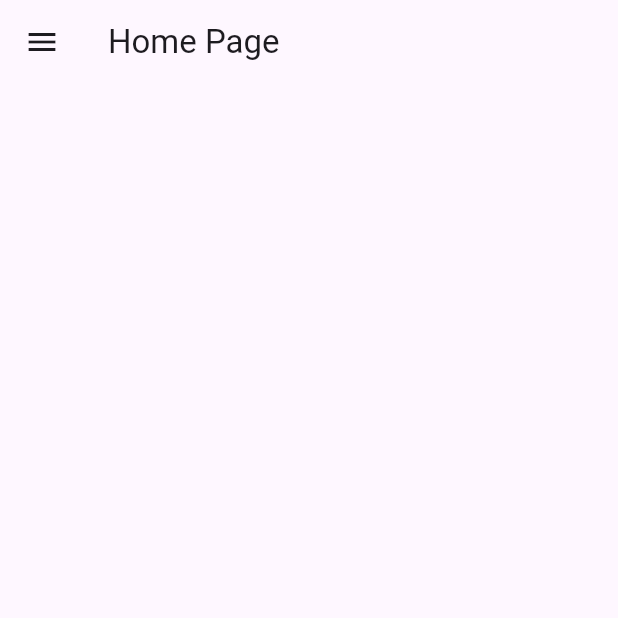
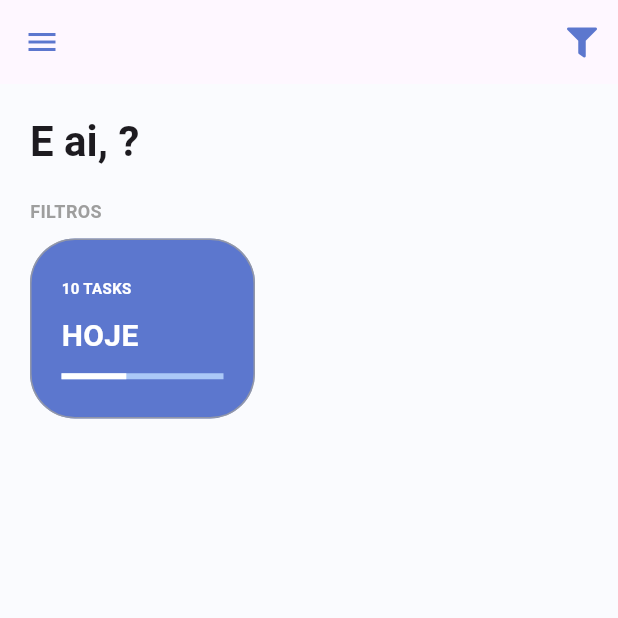
Before and after one commit to luizgfalqueto/todo_list_provider, a Flutter app: the screen it shows once a user with an empty profile is signed in, on a phone screen of 412 x 824 dp, the top half of it. Run offline on Flutter 3.47's test engine with Material 3 defaults, Android fonts, the phone set to English and light mode, and no system bars; our stand-ins replace firebase_auth, firebase_core, google_fonts, google_sign_in, sign_in_button, sqflite and 2 more; missing offline and left inert: flutter_overlay_loader, validatorless; accounts and stored records are empty; network calls fail; Roboto replaces fonts that are missing (Mandali).

Commit message:
feat: home header and filter list layout

```diff
--- a/lib/app/core/ui/todo_list_icons.dart
+++ b/lib/app/core/ui/todo_list_icons.dart
@@ -27,4 +27,5 @@ class TodoListIcons {
 
   static const IconData eye = IconData(0xf06e, fontFamily: _kFontFam, fontPackage: _kFontPkg);
   static const IconData eye_slash = IconData(0xf070, fontFamily: _kFontFam, fontPackage: _kFontPkg);
+  static const IconData filter = IconData(0xf0b0, fontFamily: _kFontFam, fontPackage: _kFontPkg);
 }
--- a/lib/app/modules/home/home_page.dart
+++ b/lib/app/modules/home/home_page.dart
@@ -1,5 +1,9 @@
 import 'package:flutter/material.dart';
+import 'package:todo_list_provider/app/core/ui/them_extensions.dart';
+import 'package:todo_list_provider/app/core/ui/todo_list_icons.dart';
 import 'package:todo_list_provider/app/modules/home/widgets/home_drawer.dart';
+import 'package:todo_list_provider/app/modules/home/widgets/home_filters.dart';
+import 'package:todo_list_provider/app/modules/home/widgets/home_header.dart';
 
 class HomePage extends StatelessWidget {
   const HomePage({super.key});
@@ -8,10 +12,47 @@ class HomePage extends StatelessWidget {
   Widget build(BuildContext context) {
     return Scaffold(
       appBar: AppBar(
-        title: const Text('Home Page'),
+        iconTheme: IconThemeData(color: context.primaryColor),
+        elevation: 0,
+        actions: [
+          PopupMenuButton(
+            icon: const Icon(
+              TodoListIcons.filter,
+              size: 20,
+            ),
+            itemBuilder: (_) => [
+              const PopupMenuItem<bool>(
+                  child: Text('Mostrar tarefas concluídas')),
+            ],
+          )
+        ],
       ),
+      backgroundColor: const Color(0xFFFAFBFE),
       drawer: HomeDrawer(),
-      body: Container(),
+      body: LayoutBuilder(
+        builder: (context, constraints) {
+          return SingleChildScrollView(
+            child: ConstrainedBox(
+              constraints: BoxConstraints(
+                minHeight: constraints.maxHeight,
+                minWidth: constraints.maxWidth,
+              ),
+              child: Container(
+                margin: const EdgeInsets.symmetric(horizontal: 20),
+                child: const IntrinsicHeight(
+                  child: Column(
+                    crossAxisAlignment: CrossAxisAlignment.start,
+                    children: [
+                      HomeHeader(),
+                      HomeFilters()
+                    ],
+                  ),
+                ),
+              ),
+            ),
+          );
+        },
+      ),
     );
   }
 }
--- /dev/null
+++ b/lib/app/modules/home/widgets/home_filters.dart
@@ -0,0 +1,37 @@
+import 'package:flutter/material.dart';
+import 'package:flutter/widgets.dart';
+import 'package:todo_list_provider/app/core/ui/them_extensions.dart';
+import 'package:todo_list_provider/app/modules/home/widgets/todo_card_filter.dart';
+
+class HomeFilters extends StatefulWidget {
+  const HomeFilters({super.key});
+
+  @override
+  State<HomeFilters> createState() => _HomeFiltersState();
+}
+
+class _HomeFiltersState extends State<HomeFilters> {
+  @override
+  Widget build(BuildContext context) {
+    return Column(
+      crossAxisAlignment: CrossAxisAlignment.start,
+      children: [
+        Text(
+          'FILTROS',
+          style: context.titleStyle,
+        ),
+        const SizedBox(
+          height: 10,
+        ),
+        const SingleChildScrollView(
+          scrollDirection: Axis.horizontal,
+          child: Row(
+            children: [
+              TodoCardFilter()
+            ],
+          ),
+        )
+      ],
+    );
+  }
+}
--- /dev/null
+++ b/lib/app/modules/home/widgets/home_header.dart
@@ -0,0 +1,30 @@
+import 'package:flutter/material.dart';
+import 'package:provider/provider.dart';
+import 'package:todo_list_provider/app/core/auth/auth_provider.dart';
+import 'package:todo_list_provider/app/core/ui/them_extensions.dart';
+
+class HomeHeader extends StatelessWidget {
+  const HomeHeader({super.key});
+
+  @override
+  Widget build(BuildContext context) {
+    return Row(
+      children: [
+        Padding(
+          padding: const EdgeInsets.symmetric(vertical: 20),
+          child: Selector<AuthProvider, String>(
+            selector: (context, authProvider) => authProvider.user?.displayName ?? 'Não informado',
+            builder: (_, value, __) {
+              return Text(
+                'E ai, $value?',
+                style: context.textTheme.headlineMedium?.copyWith(
+                  fontWeight: FontWeight.bold,
+                ),
+              );
+            },
+          ),
+        )
+      ],
+    );
+  }
+}
--- /dev/null
+++ b/lib/app/modules/home/widgets/todo_card_filter.dart
@@ -0,0 +1,61 @@
+import 'package:flutter/material.dart';
+import 'package:todo_list_provider/app/core/ui/them_extensions.dart';
+
+class TodoCardFilter extends StatefulWidget {
+  const TodoCardFilter({super.key});
+
+  @override
+  State<TodoCardFilter> createState() => _TodoCardFilterState();
+}
+
+class _TodoCardFilterState extends State<TodoCardFilter> {
+  @override
+  Widget build(BuildContext context) {
+    return Container(
+      constraints: const BoxConstraints(
+        minHeight: 120,
+        maxWidth: 150,
+      ),
+      margin: const EdgeInsets.only(right: 10),
+      padding: const EdgeInsets.all(20),
+      decoration: BoxDecoration(
+          color: context.primaryColor,
+          border: Border.all(
+            width: 1,
+            color: Colors.grey.withOpacity(.8),
+          ),
+          borderRadius: BorderRadius.circular(30)),
+      child: Column(
+        crossAxisAlignment: CrossAxisAlignment.start,
+        mainAxisAlignment: MainAxisAlignment.spaceAround,
+        children: [
+          // SizedBox(
+          //   height: 21,
+          //   width: 21,
+          //   child: CircularProgressIndicator(),
+          // )
+          Text(
+            '10 TASKS',
+            style: context.titleStyle.copyWith(
+              fontSize: 10,
+              color: Colors.white,
+            ),
+          ),
+          Text(
+            'HOJE',
+            style: context.titleStyle.copyWith(
+              fontSize: 20,
+              fontWeight: FontWeight.bold,
+              color: Colors.white,
+            ),
+          ),
+          LinearProgressIndicator(
+            backgroundColor: context.primaryColorLight,
+            value: .4,
+            valueColor: const AlwaysStoppedAnimation<Color>(Colors.white),
+          ),
+        ],
+      ),
+    );
+  }
+}
```
Also changed, not shown: assets/fonts/TodoListIcons.ttf.
